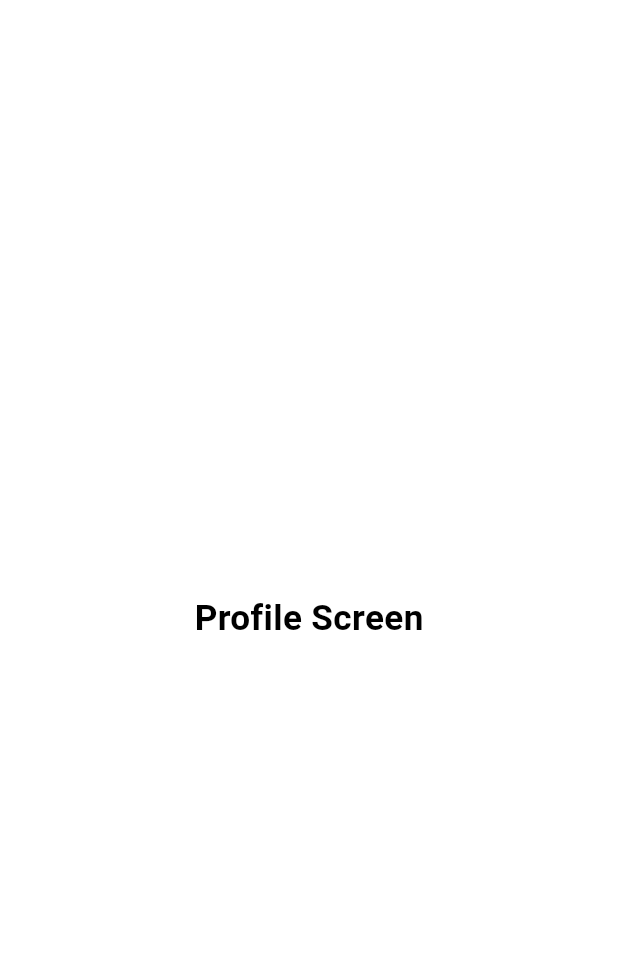
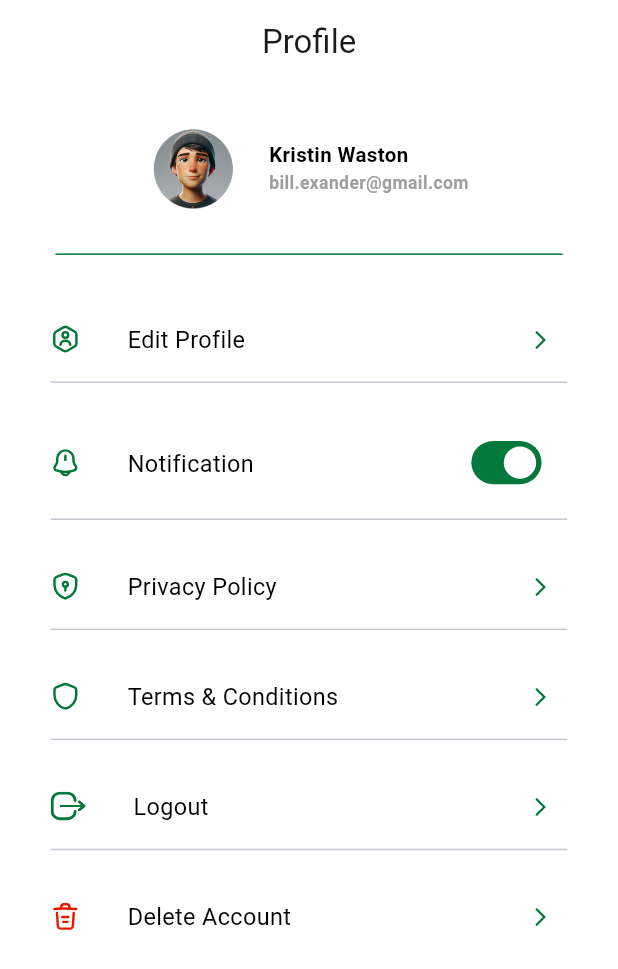
Before and after one commit to Nouman-hashir/Room_app, a Flutter app: the ProfileScreen screen opened directly, on a phone screen of 412 x 824 dp. Shown: the top 969 px of the screen. Run offline on Flutter 3.47's test engine with Material 3 defaults, Android fonts, the phone set to English and light mode, and no system bars; our stand-ins replace dotted_line, flutter_screenutil, flutter_svg, go_router, pinput; missing offline and left inert: dropdown_flutter.

Commit message:
Add profile UI and SVG assets
Introduce profile screen UI and related widgets, and add new SVG icons. Added profile_header, profile_body, and profile_tile widgets and exported them via widgets.dart; updated ProfileScreen to show app bar and compose the new header/body. Added SVG assets (delete, edit_profile, logout, notification_svg, security, terms) and wired them into lib/core/constants/app_assets.dart. Also adjusted spacing in messages_screen (increased top padding and set horizontal padding).

```diff
--- a/lib/core/constants/app_assets.dart
+++ b/lib/core/constants/app_assets.dart
@@ -34,6 +34,15 @@ class AppAssets {
   static const String gallery = 'assets/svg/gallery.svg';
   static const String microphone = 'assets/svg/microphone.svg';
   static const String send = 'assets/svg/send.svg';
+  static const String editProfile = 'assets/svg/edit_profile.svg';
+  static const String notificationSvg = 'assets/svg/notification_svg.svg';
+  static const String privacy = 'assets/svg/security.svg';
+  static const String terms = 'assets/svg/terms.svg';
+  static const String logout = 'assets/svg/logout.svg';
+  static const String delete = 'assets/svg/delete.svg';
+
+
+
 
 
 
--- a/lib/main.dart
+++ b/lib/main.dart
@@ -24,6 +24,7 @@ class MyApp extends StatelessWidget {
           ChangeNotifierProvider(create: (_) => FilterProvider()),
           ChangeNotifierProvider(create: (_) => ExplorerProvider()),
           ChangeNotifierProvider(create: (_) => ChatProvider()),
+          ChangeNotifierProvider(create: (_) => ProfileProvider()),
         ],
         child: MaterialApp.router(
           debugShowCheckedModeBanner: false,
--- a/lib/modules/messages/view/messages_screen.dart
+++ b/lib/modules/messages/view/messages_screen.dart
@@ -11,9 +11,10 @@ class MessagesScreen extends StatelessWidget {
       title: title,
       image: image,
       child: AppPadding(
+        horizontal: 20,
         child: Column(
           children: [
-            10.verticalSpace,
+            20.verticalSpace,
             Expanded(
               child: Consumer<ChatProvider>(
                 builder: (context, provider, child) {
--- /dev/null
+++ b/lib/modules/profile/provider/profile_provider.dart
@@ -0,0 +1,10 @@
+import '../../../app.dart';
+
+class ProfileProvider extends ChangeNotifier {
+  bool isEnabled = true;
+
+  void toggleSwitch(bool value) {
+    isEnabled = value;
+    notifyListeners();
+  }
+}
--- a/lib/modules/profile/provider/provider.dart
+++ b/lib/modules/profile/provider/provider.dart
@@ -1 +1 @@
-// TODO Implement this library.
+export 'profile_provider.dart';
--- a/lib/modules/profile/view/profile_screen.dart
+++ b/lib/modules/profile/view/profile_screen.dart
@@ -6,9 +6,18 @@ class ProfileScreen extends StatelessWidget {
   @override
   Widget build(BuildContext context) {
     return CustomScaffold(
-      backgroundColor: AppColors.white,
-      child: Center(
-        child: Text("Profile Screen", style: AppTextStyles.headline2),
+      showAppBar: true,
+      showBack: false,
+      title: "Profile",
+      child: AppPadding(
+        child: Column(
+          children: [
+            20.verticalSpace,
+            ProfileHeader(),
+            20.verticalSpace,
+            ProfileBody(),
+          ],
+        ),
       ),
     );
   }
--- /dev/null
+++ b/lib/modules/profile/widgets/profile_body.dart
@@ -0,0 +1,22 @@
+import '../../../app.dart';
+
+class ProfileBody extends StatelessWidget {
+  const ProfileBody({super.key});
+
+  @override
+  Widget build(BuildContext context) {
+    return Column(
+      spacing: 10,
+      children: [
+        Divider(color: AppColors.primaryColor, endIndent: 20, indent: 20,),
+        10.verticalSpace,
+        ProfileTile(image: AppAssets.editProfile, title: "Edit Profile"),
+        ProfileTile(image: AppAssets.notificationSvg, title: "Notification", isNotification: true,),
+        ProfileTile(image: AppAssets.privacy, title: "Privacy Policy"),
+        ProfileTile(image: AppAssets.terms, title: "Terms & Conditions"),
+        ProfileTile(image: AppAssets.logout, title: "Logout"),
+        ProfileTile(image: AppAssets.delete, title: "Delete Account" ,islast: true,),
+      ],
+    );
+  }
+}
--- /dev/null
+++ b/lib/modules/profile/widgets/profile_header.dart
@@ -0,0 +1,36 @@
+import '../../../app.dart';
+
+class ProfileHeader extends StatelessWidget {
+  const ProfileHeader({super.key});
+
+  @override
+  Widget build(BuildContext context) {
+    return Row(
+      mainAxisAlignment: MainAxisAlignment.center,
+      children: [
+        Image.asset(AppAssets.profileImage, height: 60.h),
+        20.horizontalSpace,
+        Column(
+          crossAxisAlignment: CrossAxisAlignment.start,
+          children: [
+            Text(
+              "Kristin Waston",
+              style: AppTextStyles.headline2.copyWith(
+                fontSize: 14.sp,
+                fontWeight: FontWeight.w600,
+              ),
+            ),
+            Text(
+              "bill.exander@gmail.com",
+              style: AppTextStyles.headline2.copyWith(
+                fontSize: 12.sp,
+                color: AppColors.grey,
+                fontWeight: FontWeight.w600,
+              ),
+            ),
+          ],
+        ),
+      ],
+    );
+  }
+}
--- /dev/null
+++ b/lib/modules/profile/widgets/profile_tile.dart
@@ -0,0 +1,66 @@
+import 'package:room/app.dart';
+
+class ProfileTile extends StatelessWidget {
+  final String title;
+  final String image;
+  final bool isNotification;
+  final bool islast;
+  const ProfileTile({
+    super.key,
+    required this.title,
+    required this.image,
+    this.isNotification = false,
+    this.islast = false,
+  });
+
+  @override
+  Widget build(BuildContext context) {
+    return AppPadding(
+      child: Column(
+        children: [
+          Row(
+            children: [
+              SvgPicture.asset(image, height: 20.h),
+              30.horizontalSpace,
+              Text(
+                title,
+                style: AppTextStyles.bodyText1.copyWith(
+                  color: AppColors.black,
+                  fontWeight: FontWeight.w400,
+                  fontSize: 16.sp,
+                ),
+              ),
+              const Spacer(),
+              isNotification
+                  ? Consumer<ProfileProvider>(
+                      builder: (context, provider, child){
+                    return Transform.scale(
+                      scale: 0.9,
+                      child: Switch(
+                          value: provider.isEnabled,
+                          onChanged: (value) {
+                            provider.toggleSwitch(value);
+                          },
+                          activeThumbColor: AppColors.white,
+                          activeTrackColor: AppColors.primaryColor,
+                          materialTapTargetSize: MaterialTapTargetSize.shrinkWrap,
+                        ),
+                    );
+                      }
+                  )
+                  : Icon(
+                      Icons.arrow_forward_ios,
+                      size: 15.sp,
+                      color: AppColors.primaryColor,
+                    ),
+              10.horizontalSpace,
+            ],
+          ),
+          10.verticalSpace,
+          islast ? const SizedBox():
+          Divider(),
+        ],
+      ),
+    );
+  }
+}
--- a/lib/modules/profile/widgets/widgets.dart
+++ b/lib/modules/profile/widgets/widgets.dart
@@ -1 +1,3 @@
-// TODO Implement this library.
+export 'profile_header.dart';
+export 'profile_body.dart';
+export 'profile_tile.dart';
```
Also changed, not shown: assets/svg/delete.svg (added), assets/svg/edit_profile.svg (added), assets/svg/logout.svg (added), assets/svg/notification_svg.svg (added), assets/svg/security.svg (added), assets/svg/terms.svg (added).
